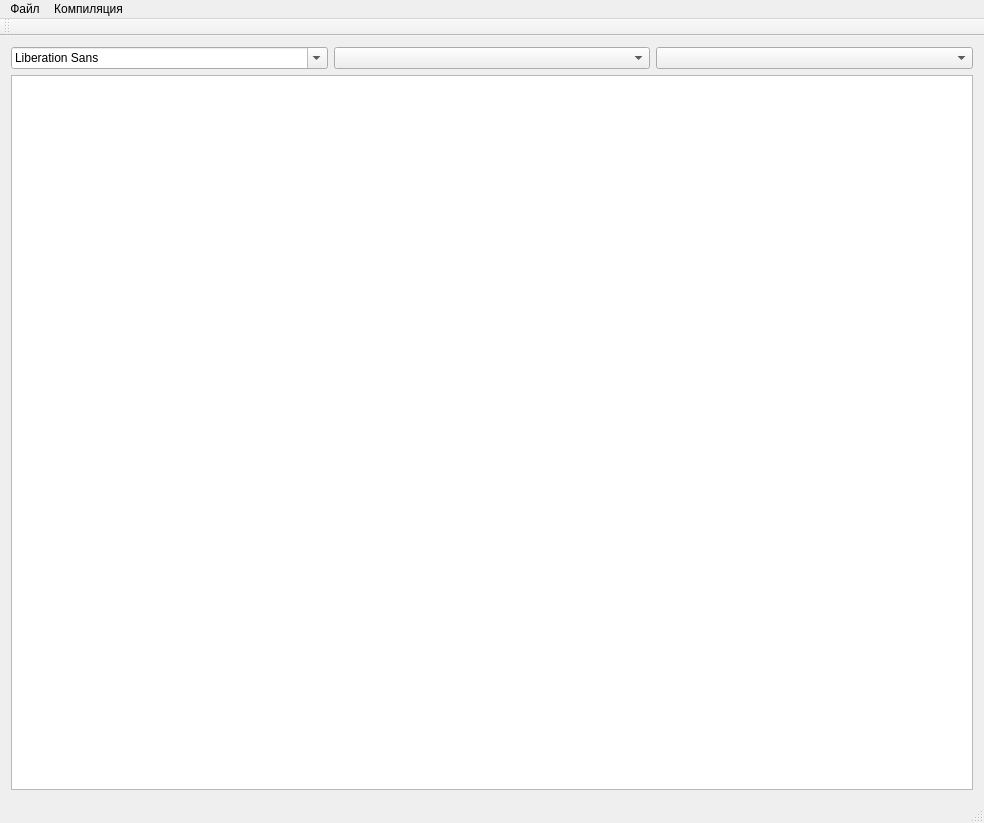
This is editor/editor.ui in besoboi/editor as Qt 5 draws it before an edit. The edited form follows.
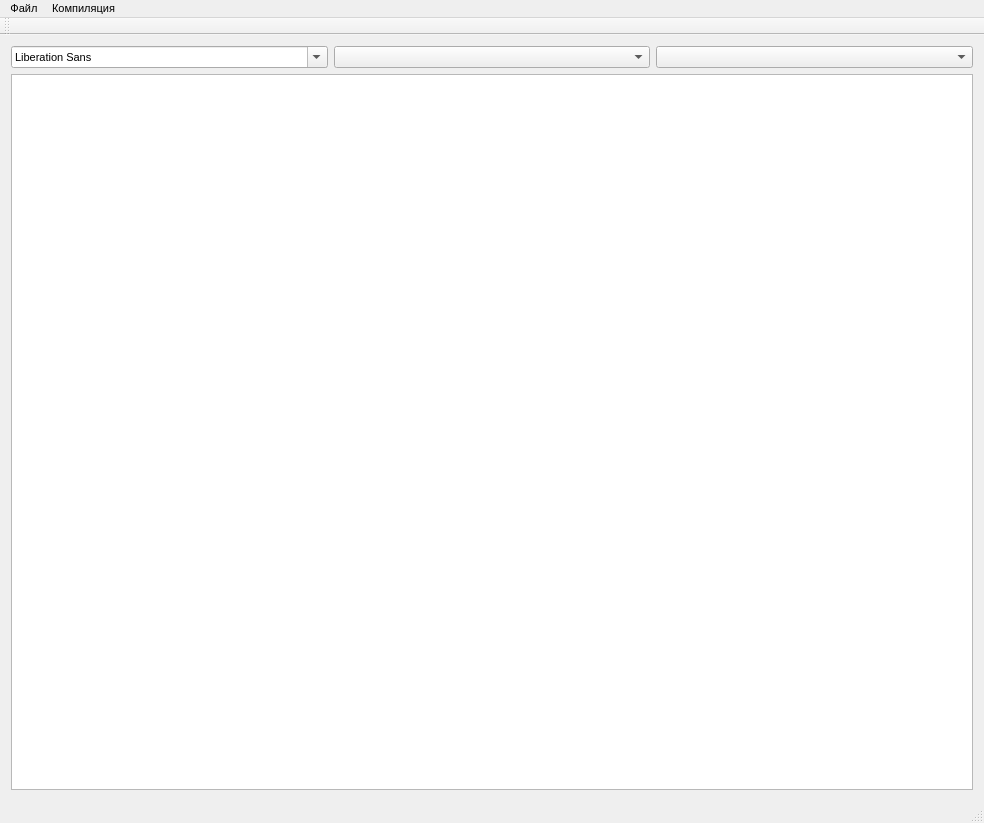
This is the edited form.

Diff of the .ui file:
```diff
--- a/editor/editor.ui
+++ b/editor/editor.ui
@@ -13,6 +13,11 @@
     <height>823</height>
    </rect>
   </property>
+  <property name="font">
+   <font>
+    <pointsize>8</pointsize>
+   </font>
+  </property>
   <property name="windowTitle">
    <string>editor</string>
   </property>
@@ -28,7 +33,13 @@
      <widget class="QComboBox" name="fontColorBox"/>
     </item>
     <item row="1" column="0" colspan="3">
-     <widget class="QTextEdit" name="textEdit"/>
+     <widget class="QTextEdit" name="textEdit">
+      <property name="font">
+       <font>
+        <pointsize>12</pointsize>
+       </font>
+      </property>
+     </widget>
     </item>
    </layout>
   </widget>
@@ -38,7 +49,7 @@
      <x>0</x>
      <y>0</y>
      <width>984</width>
-     <height>31</height>
+     <height>23</height>
     </rect>
    </property>
    <widget class="QMenu" name="fileMenu">
```
